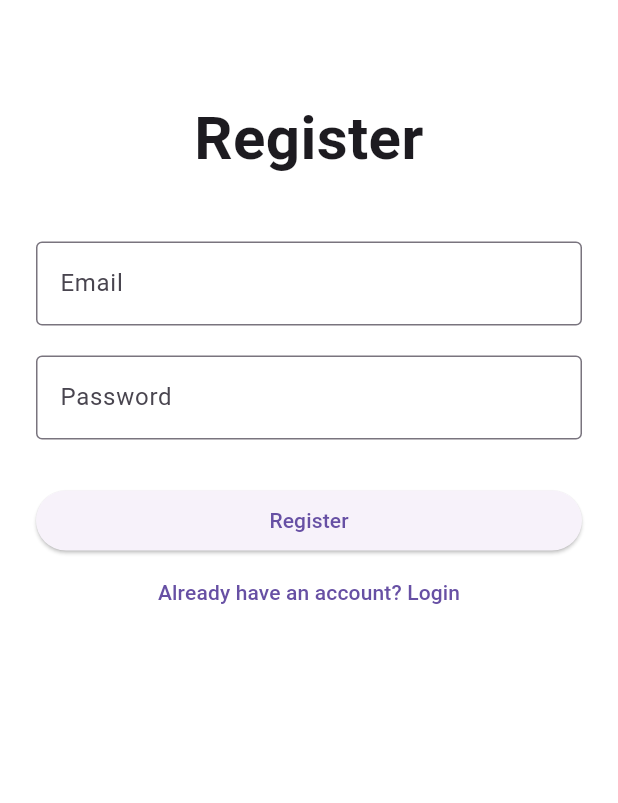
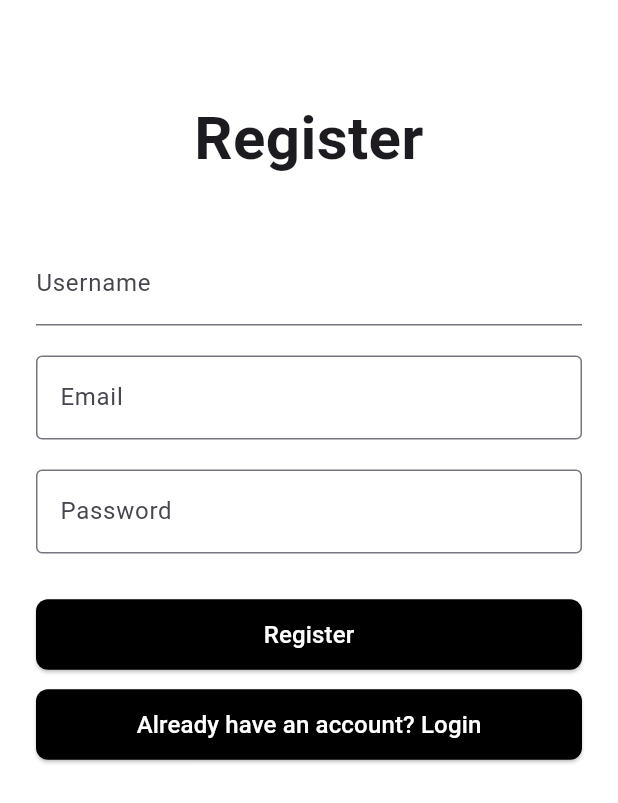
Before and after one commit to af3d3z/dotted_app, a Flutter app: the Register screen opened by its route, on a phone screen of 412 x 824 dp. Shown: the top 803 px of the screen. Run offline on Flutter 3.47's test engine with Material 3 defaults, Android fonts, the light colour scheme and no system bars; our stand-ins replace firebase_auth, firebase_core, google_fonts, google_sign_in; accounts and stored records are empty; network calls fail.

Commit message:
small ui improvements

```diff
--- a/lib/screens/login.dart
+++ b/lib/screens/login.dart
@@ -44,6 +44,7 @@ class _LoginState extends State<Login> {
                 decoration: const InputDecoration(
                   labelText: 'Email/Username',
                   border: OutlineInputBorder(),
+                  focusColor: Colors.black,
                 ),
                 keyboardType: TextInputType.emailAddress,
                 onChanged: (value) {
@@ -55,6 +56,7 @@ class _LoginState extends State<Login> {
                 decoration: const InputDecoration(
                   labelText: 'Password',
                   border: OutlineInputBorder(),
+                  focusColor: Colors.black,
                 ),
                 obscureText: true,
                 onChanged: (value) {
--- a/lib/screens/register.dart
+++ b/lib/screens/register.dart
@@ -1,6 +1,7 @@
 import 'package:dotted_app/screens/login.dart';
 import 'package:flutter/material.dart';
 import 'package:firebase_auth/firebase_auth.dart';
+import 'package:dotted_app/custom/button.dart';
 
 class Register extends StatefulWidget {
   const Register({Key? key}) : super(key: key);
@@ -10,6 +11,7 @@ class Register extends StatefulWidget {
 }
 
 class _RegisterState extends State<Register> {
+  final usernameController = TextEditingController();
   final emailController = TextEditingController();
   final passController = TextEditingController();
   final _auth = FirebaseAuth.instance;
@@ -39,11 +41,20 @@ class _RegisterState extends State<Register> {
               ),
               const SizedBox(height: 40),
               TextField(
+                controller: usernameController,
+                decoration: const InputDecoration(
+                  labelText: 'Username',
+                  focusColor: Colors.black,
+                ),
+              ),
+              const SizedBox(height: 20),
+              TextField(
                 controller: emailController,
                 keyboardType: TextInputType.emailAddress,
                 decoration: const InputDecoration(
                   labelText: 'Email',
                   border: OutlineInputBorder(),
+                  focusColor: Colors.black,
                 ),
               ),
               const SizedBox(height: 20),
@@ -53,11 +64,13 @@ class _RegisterState extends State<Register> {
                 decoration: const InputDecoration(
                   labelText: 'Password',
                   border: OutlineInputBorder(),
+                  focusColor: Colors.black,
                 ),
               ),
               const SizedBox(height: 30),
-              ElevatedButton(
+              DottedMainBtn(
                 onPressed: () async {
+                  // first ask the backend and then register w google
                   try {
                     final newUser = await _auth.createUserWithEmailAndPassword(
                       email: emailController.text,
@@ -77,13 +90,14 @@ class _RegisterState extends State<Register> {
                     );
                   }
                 },
-                child: const Text("Register"),
+                text: "Register",
               ),
-              TextButton(
+              SizedBox(height: 12),
+              DottedMainBtn(
                 onPressed: () {
-                  Navigator.pop(context);
+                  Navigator.pushNamed(context, 'login_screen');
                 },
-                child: const Text("Already have an account? Login"),
+                text: "Already have an account? Login",
               ),
             ],
           ),
```
